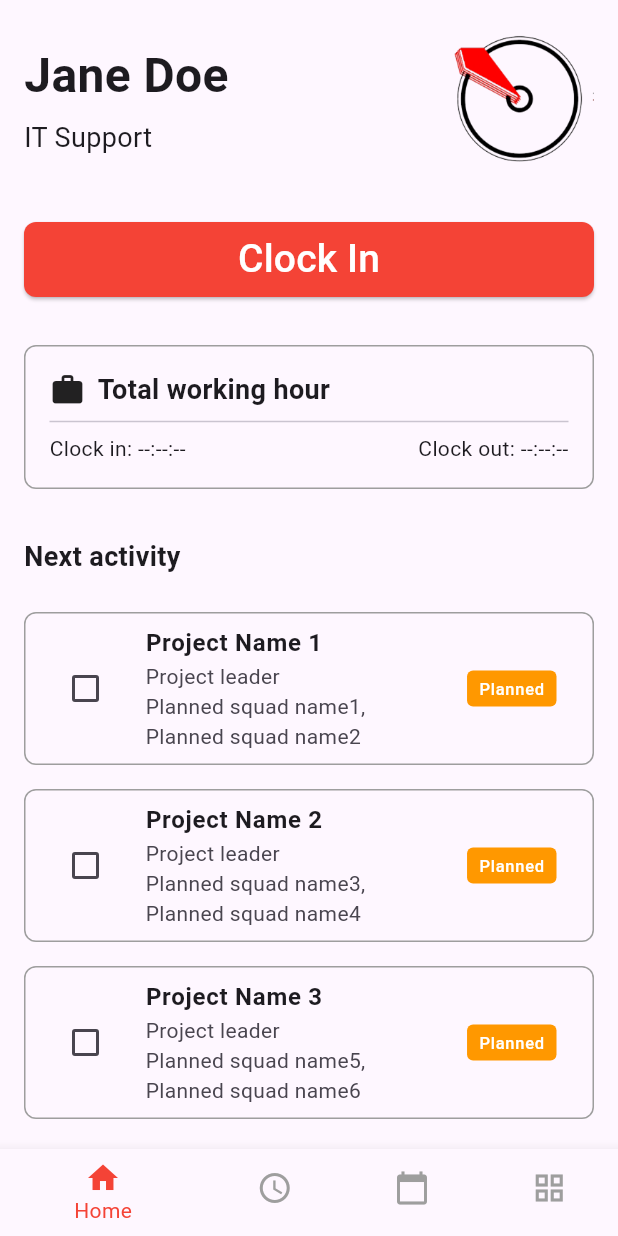
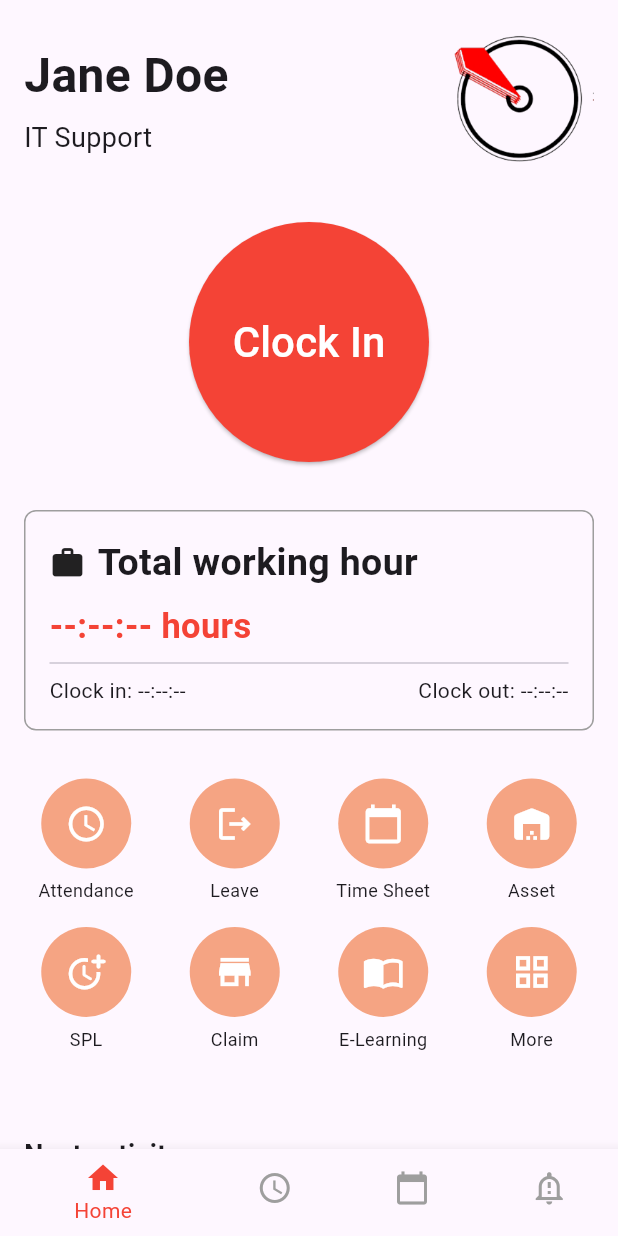
Before and after one commit to anca234/flutter-HRIS, a Flutter app: the screen it shows after launch, on a phone screen of 412 x 824 dp. Run offline on Flutter 3.47's test engine with Material 3 defaults, Android fonts, the phone set to English and light mode, and no system bars.

Commit message:
add notification and more screen, circle clock in/out, dropdown next activity, quick access

```diff
--- a/lib/screens/home_page.dart
+++ b/lib/screens/home_page.dart
@@ -33,6 +33,52 @@ class _HomePageState extends State<HomePage> {
         }
       }
     });
+  }
+
+  Widget _buildOption(BuildContext context, int index) {
+    List<String> titles = [
+      'Attendance',
+      'Leave',
+      'Time Sheet',
+      'Asset',
+      'SPL',
+      'Claim',
+      'E-Learning',
+      'More'
+    ];
+    List<IconData> icons = [
+      Icons.access_time,
+      Icons.logout_outlined,
+      Icons.calendar_today,
+      Icons.warehouse_rounded,
+      Icons.more_time_rounded,
+      Icons.store,
+      Icons.import_contacts_outlined,
+      Icons.grid_view,
+    ];
+
+    return Column(
+      mainAxisAlignment: MainAxisAlignment.center,
+      children: [
+        CircleAvatar(
+          backgroundColor: const Color.fromARGB(255, 245, 164, 131),
+          child: Icon(
+            icons[index],
+            size: 28, // Ukuran ikon
+            color: const Color.fromARGB(255, 255, 255, 255),
+          ),
+          radius: 30,
+        ),
+        SizedBox(height: 6), // Jarak antara ikon dan teks
+        Flexible(
+          child: Text(
+            titles[index],
+            textAlign: TextAlign.center,
+            style: TextStyle(fontSize: 12), // Ukuran teks
+          ),
+        ),
+      ],
+    );
   }
 
   @override
@@ -89,16 +135,15 @@ class _HomePageState extends State<HomePage> {
                 style: ElevatedButton.styleFrom(
                   backgroundColor: isClockedIn ? Colors.black : Colors.red,
                   minimumSize: const Size(double.infinity, 50),
-                  shape: RoundedRectangleBorder(
-                    borderRadius: BorderRadius.circular(8),
-                  ),
+                  shape: CircleBorder(),
+                  padding: EdgeInsets.all(60),
                 ),
                 onPressed: handleClockInOut,
                 child: Text(
                   isClockedIn ? "Clock Out" : "Clock In",
                   style: const TextStyle(
                     color: Colors.white,
-                    fontSize: 26,
+                    fontSize: 28,
                   ),
                 ),
               ),
@@ -123,19 +168,28 @@ class _HomePageState extends State<HomePage> {
                         Text(
                           "Total working hour",
                           style: TextStyle(
-                              fontSize: 18, fontWeight: FontWeight.bold),
+                              fontSize: 25, fontWeight: FontWeight.bold),
                         ),
                       ],
+                    ),
+                    const SizedBox(height: 8),
+                    Text(
+                      totalWorkingTime,
+                      style: const TextStyle(
+                        color: Colors.red,
+                        fontSize: 23,
+                        fontWeight: FontWeight.bold,
+                      ),
                     ),
                     const Divider(),
                     Row(
                       mainAxisAlignment: MainAxisAlignment.spaceBetween,
                       children: [
                         Text(
-                          "Clock in: ${clockInTime != null ? clockInTime!.toLocal().toString().split(' ')[1].split('.')[0] : '--:--:--'}",
+                          "Clock in: ${clockInTime != null ? "${clockInTime!.hour.toString().padLeft(2, '0')}:${clockInTime!.minute.toString().padLeft(2, '0')}:${clockInTime!.second.toString().padLeft(2, '0')}" : '--:--:--'}",
                         ),
                         Text(
-                          "Clock out: ${clockOutTime != null ? clockOutTime!.toLocal().toString().split(' ')[1].split('.')[0] : '--:--:--'}",
+                          "Clock out: ${clockOutTime != null ? "${clockOutTime!.hour.toString().padLeft(2, '0')}:${clockOutTime!.minute.toString().padLeft(2, '0')}:${clockOutTime!.second.toString().padLeft(2, '0')}" : '--:--:--'}",
                         ),
                       ],
                     ),
@@ -144,13 +198,27 @@ class _HomePageState extends State<HomePage> {
               ),
             ),
 
+            // Options Section
+            Padding(
+              padding: const EdgeInsets.all(16.0),
+              child: GridView.builder(
+                shrinkWrap: true,
+                physics: const NeverScrollableScrollPhysics(),
+                gridDelegate: const SliverGridDelegateWithFixedCrossAxisCount(
+                  crossAxisCount: 4,
+                  mainAxisSpacing: 16,
+                  crossAxisSpacing: 16,
+                ),
+                itemCount: 8,
+                itemBuilder: (context, index) {
+                  return _buildOption(context, index);
+                },
+              ),
+            ),
+
             // Next Activity Section
             const Padding(
               padding: EdgeInsets.all(16.0),
-              child: Text(
-                "Next activity",
-                style: TextStyle(fontSize: 18, fontWeight: FontWeight.bold),
-              ),
             ),
             NextActivityWidget(),
 
@@ -221,12 +289,46 @@ class _NextActivityWidgetState extends State<NextActivityWidget> {
     },
   ];
 
+  bool isExpanded = true;
+
   @override
   Widget build(BuildContext context) {
     return Column(
-      children: activities.map((activity) {
+      crossAxisAlignment: CrossAxisAlignment.start,
+      children: [
+        // Header dengan arrow dropdown
+        GestureDetector(
+          onTap: () {
+            setState(() {
+              isExpanded = !isExpanded;
+            });
+          },
+          child: Padding(
+            padding:
+                const EdgeInsets.symmetric(horizontal: 16.0, vertical: 8.0),
+            child: Row(
+              mainAxisAlignment: MainAxisAlignment.spaceBetween,
+              children: [
+                const Text(
+                  "Next activity",
+                  style: TextStyle(fontSize: 18, fontWeight: FontWeight.bold),
+                ),
+                Icon(
+                  isExpanded
+                      ? Icons.keyboard_arrow_up
+                      : Icons.keyboard_arrow_down,
+                ),
+              ],
+            ),
+          ),
+        ),
+
+        // List proyek (ditampilkan jika isExpanded true)
+        if (isExpanded)
+          ...activities.map((activity) {
             return Padding(
-          padding: const EdgeInsets.symmetric(horizontal: 16.0, vertical: 8.0),
+              padding:
+                  const EdgeInsets.symmetric(horizontal: 16.0, vertical: 8.0),
               child: Container(
                 decoration: BoxDecoration(
                   border: Border.all(color: Colors.grey),
@@ -247,7 +349,8 @@ class _NextActivityWidgetState extends State<NextActivityWidget> {
                   ),
                   subtitle: Text(activity["subtitle"]),
                   trailing: Container(
-                padding: const EdgeInsets.symmetric(horizontal: 8, vertical: 4),
+                    padding:
+                        const EdgeInsets.symmetric(horizontal: 8, vertical: 4),
                     decoration: BoxDecoration(
                       color: activity["isDone"] ? Colors.green : Colors.orange,
                       borderRadius: BorderRadius.circular(4),
@@ -261,6 +364,7 @@ class _NextActivityWidgetState extends State<NextActivityWidget> {
               ),
             );
           }).toList(),
+      ],
     );
   }
 }
--- a/lib/screens/main_screen.dart
+++ b/lib/screens/main_screen.dart
@@ -2,7 +2,7 @@ import 'package:flutter/material.dart';
 import 'home_page.dart';
 import 'attendance_page.dart';
 import 'timesheets.dart';
-import 'menu.dart';
+import 'notification.dart';
 
 class MainScreen extends StatefulWidget {
   const MainScreen({super.key});
@@ -41,7 +41,8 @@ class _MainScreenState extends State<MainScreen> {
           BottomNavigationBarItem(
               icon: Icon(Icons.calendar_today), label: "Time Sheets"),
           BottomNavigationBarItem(
-              icon: Icon(Icons.grid_view), label: "Profile"),
+              icon: Icon(Icons.notification_important_outlined),
+              label: "Notification"),
         ],
       ),
     );
```
Also changed, not shown: lib/screens/more.dart (added, +213 -0 lines), lib/screens/notification.dart (renamed from lib/screens/menu.dart). Lines whose indentation alone changed are shown as unchanged.
